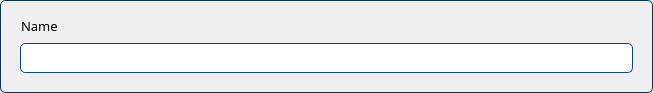
Old version of the form Admin/Misc/Templates/section_item.ui in the repository ZVDCM/Horace.
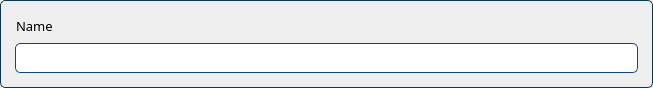
New version of the form. Icons and pictures are not drawn.

Commit message: Section Bulk Done

```diff
--- a/Admin/Misc/Templates/section_item.ui
+++ b/Admin/Misc/Templates/section_item.ui
@@ -7,7 +7,7 @@
     <x>0</x>
     <y>0</y>
     <width>653</width>
-    <height>93</height>
+    <height>88</height>
    </rect>
   </property>
   <property name="styleSheet">
@@ -42,18 +42,39 @@
 }
 </string>
   </property>
+  <layout class="QVBoxLayout" name="verticalLayout_2">
+   <property name="spacing">
+    <number>0</number>
+   </property>
+   <property name="leftMargin">
+    <number>0</number>
+   </property>
+   <property name="topMargin">
+    <number>0</number>
+   </property>
+   <property name="rightMargin">
+    <number>0</number>
+   </property>
+   <property name="bottomMargin">
+    <number>0</number>
+   </property>
+   <item>
+    <widget class="QWidget" name="widget" native="true">
   <layout class="QVBoxLayout" name="verticalLayout">
+      <property name="spacing">
+       <number>6</number>
+      </property>
    <property name="leftMargin">
-    <number>20</number>
+       <number>15</number>
    </property>
    <property name="topMargin">
     <number>15</number>
    </property>
    <property name="rightMargin">
-    <number>20</number>
+       <number>15</number>
    </property>
    <property name="bottomMargin">
-    <number>20</number>
+       <number>15</number>
    </property>
    <item>
     <layout class="QHBoxLayout" name="horizontalLayout_36">
@@ -156,6 +177,9 @@
        <pointsize>10</pointsize>
       </font>
      </property>
+       </widget>
+      </item>
+     </layout>
     </widget>
    </item>
   </layout>
```
Lines whose indentation alone changed are shown as unchanged. The commit also changes 12 other files.
